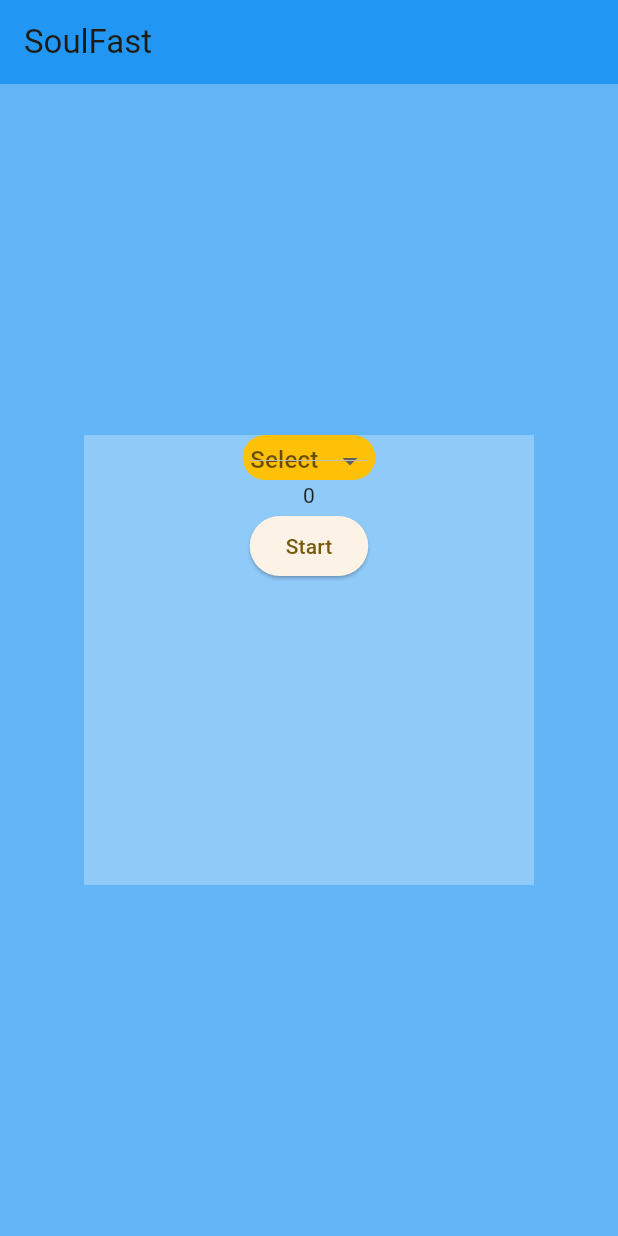
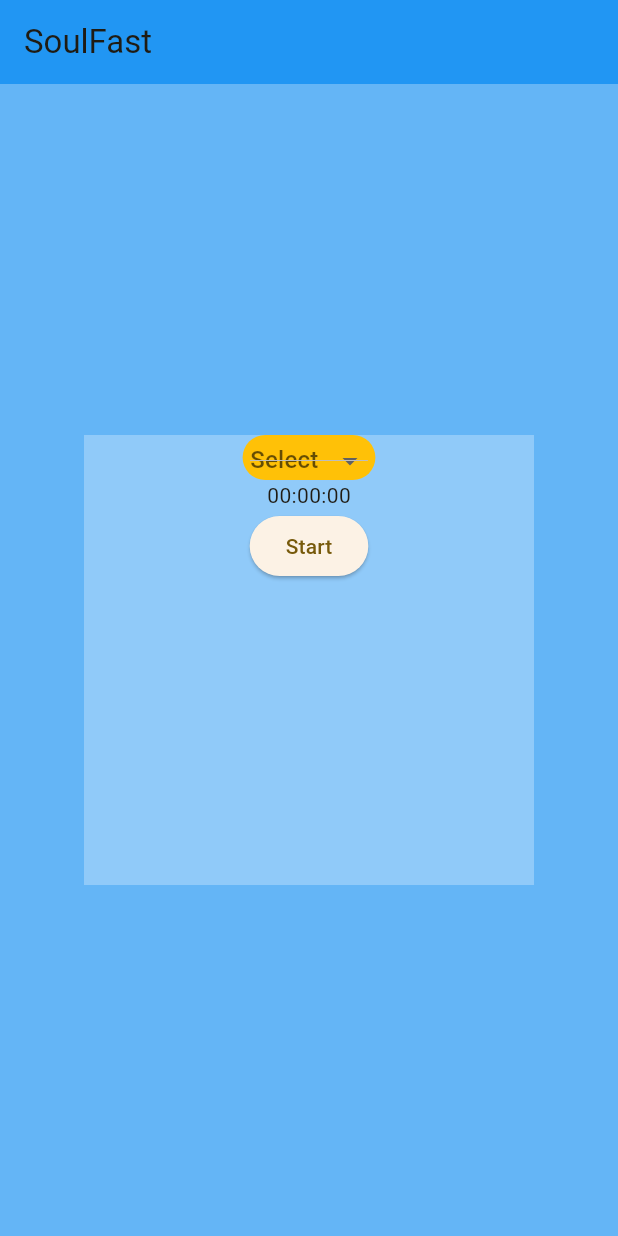
Before and after one commit to ilhamafandi21/soul-fast, a Flutter app: the screen it shows after launch, after a tap on "Start", on a phone screen of 412 x 824 dp. Run offline on Flutter 3.47's test engine with Material 3 defaults, Android fonts, the phone set to English and light mode, and no system bars.

Commit message:
07 Nov 2025

```diff
--- a/lib/pages/home.dart
+++ b/lib/pages/home.dart
@@ -21,6 +21,15 @@ class _HomeState extends State<Home> {
     '48 Jam',
     '72 Jam',
   ];
+
+  void stopFasting() {
+    // countdownFasting?.cancel();
+
+    countdownFasting?.cancel(); // hentikan timer
+    setState(() {
+      countdownFasting = null; // reset timer ke null
+    });
+  }
 
   void durationFasting() {
     switch (selectedFasting) {
@@ -49,12 +58,12 @@ class _HomeState extends State<Home> {
 
   void startFasting() {
     if (duration > 0) {
-      countdownFasting = Timer.periodic(Duration(seconds: 1),(timer) {
+      countdownFasting = Timer.periodic(Duration(seconds: 1), (timer) {
         setState(() {
           duration--;
         });
-        if(duration <= 1){
-        timer.cancel;
+        if (duration <= 1) {
+          timer.cancel();
         }
       });
     }
@@ -86,14 +95,23 @@ class _HomeState extends State<Home> {
               child: Column(
                 children: [
                   dropDownFasting(),
-                  Text(duration.toString()),
+                  Text(formatTime(duration).toString()),
                   ElevatedButton(
                     onPressed: () {
-                      setState(() {
+                      if (countdownFasting != null &&
+                          countdownFasting!.isActive) {
+                        // Kalau sedang berjalan, hentikan
+                        stopFasting();
+                      } else {
+                        // Kalau belum berjalan, mulai
                         startFasting();
-                      });
+                      }
                     },
-                    child: Text('Start'),
+                    child: Text(
+                      (countdownFasting != null && countdownFasting!.isActive)
+                          ? 'Cancel'
+                          : 'Start',
+                    ),
                   ),
                 ],
               ),
@@ -121,8 +139,10 @@ class _HomeState extends State<Home> {
         }).toList(),
         onChanged: (e) {
           setState(() {
+            countdownFasting?.cancel();
+
             selectedFasting = e;
-
+            durationFasting();
           });
         },
       ),
```
